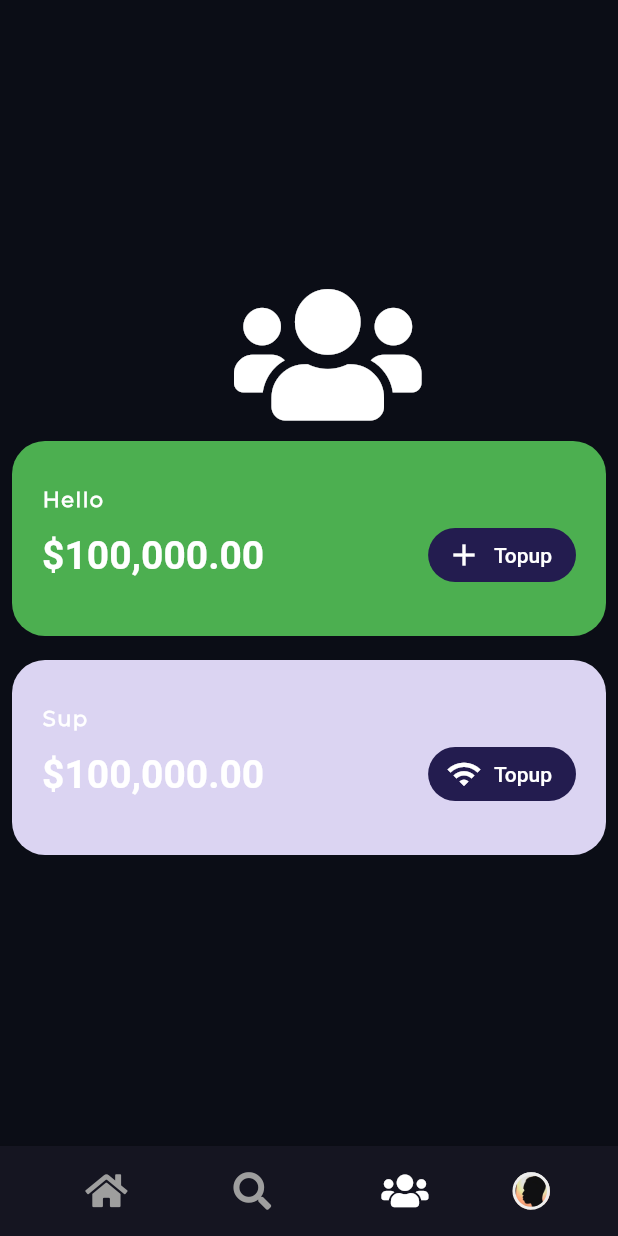
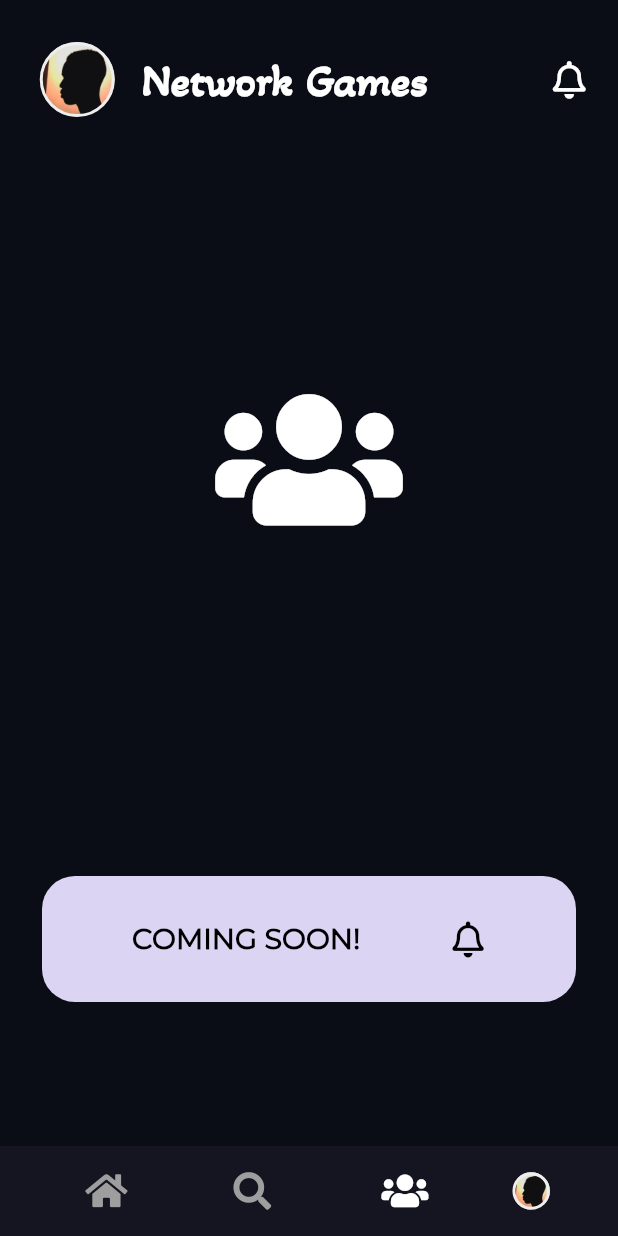
Before and after one commit to theifedayo/our-microservice, a Flutter app: the FriendsNetworkPage screen opened directly, on a phone screen of 412 x 824 dp. Run offline on Flutter 3.47's test engine with Material 2 defaults, Android fonts, the phone set to English and light mode, and no system bars; our stand-ins replace flutter_secure_storage, font_awesome_flutter, logger; missing offline and left inert: slide_popup_dialog; accounts and stored records are empty.

```diff
--- a/our_mobile_app/lib/components/coming_soon_card.dart
+++ b/our_mobile_app/lib/components/coming_soon_card.dart
@@ -1,20 +1,22 @@
 import 'package:flutter/material.dart';
+import 'package:font_awesome_flutter/font_awesome_flutter.dart';
 
 class ComingSoonCard extends StatelessWidget {
-  ComingSoonCard({ this.color, this.cardText, this.cardIcon});
+  ComingSoonCard({ this.color, this.cardText, this.cardIcon, this.mainText});
 
   final Color color;
   final String cardText;
+  final String mainText;
   final Icon cardIcon;
 
 
   @override
   Widget build(BuildContext context) {
     return Padding(
-      padding: const EdgeInsets.all(8.0),
+      padding: const EdgeInsets.all(28.0),
       child: Container(
         //height: 140.0,
-        padding: EdgeInsets.symmetric(horizontal: 20.0, vertical: 30.0),
+        padding: EdgeInsets.symmetric(horizontal: 60.0, vertical: 30.0),
         decoration: BoxDecoration(
           color: color,
           borderRadius: BorderRadius.all(
@@ -22,44 +24,21 @@ class ComingSoonCard extends StatelessWidget {
           ),
         ),
         child: Column(
+
           children: <Widget>[
-            Row(
-              children: <Widget>[
-                Text(
-                  cardText,
-                  style: TextStyle(
-                      color: Colors.white,
-                      letterSpacing: 1,
-                      fontFamily: 'Montserrat',
-                      fontWeight: FontWeight.bold),
-                )
-              ],
-            ),
-            SizedBox(
-              height: 5.0,
-            ),
             Row(
               mainAxisAlignment: MainAxisAlignment.spaceBetween,
               children: <Widget>[
                 Text(
-                  "\$100,000.00",
+                  mainText,
+                  textAlign: TextAlign.center,
                   style: TextStyle(
-                      fontSize: 26.0,
-                      color: Colors.white,
-                      fontWeight: FontWeight.w700),
+                      fontSize: 19.0,
+                      fontFamily: 'Montserrat',
+                      color: Colors.black,
+                      fontWeight: FontWeight.bold),
                 ),
-                FlatButton.icon(
-                  shape: new RoundedRectangleBorder(
-                    borderRadius: new BorderRadius.circular(18.0),
-                  ),
-                  color: Color(0xFF231C4F),
-                  onPressed: () {},
-                  icon: cardIcon,
-                  label: Text(
-                    "Topup",
-                    style: TextStyle(color: Colors.white),
-                  ),
-                )
+                Icon(FontAwesomeIcons.bell, color: Colors.black,)
               ],
             )
           ],
--- a/our_mobile_app/lib/screens/home_page.dart
+++ b/our_mobile_app/lib/screens/home_page.dart
@@ -21,6 +21,7 @@ class _HomePageState extends State<HomePage> {
       body: SafeArea(child: Column(
         children: [
             Row(
+              mainAxisAlignment: MainAxisAlignment.center,
               children: [Padding(
                 padding: const EdgeInsets.symmetric(horizontal: 18.0, vertical: 28),
                 child: GestureDetector(
--- a/our_mobile_app/lib/screens/network.dart
+++ b/our_mobile_app/lib/screens/network.dart
@@ -18,15 +18,54 @@ class _FriendsNetworkPageState extends State<FriendsNetworkPage> {
   Widget build(BuildContext context) {
     return Scaffold(
       body: SafeArea(
-        child: Column(
-          mainAxisAlignment: MainAxisAlignment.center,
-          children: [
-            Icon(FontAwesomeIcons.users, color: Colors.white, size: 100,),
-            ComingSoonCard(color: Colors.green, cardText: 'Hello', cardIcon: Icon(Icons.add),),
-            ComingSoonCard(color: Color(0xFFDBD4F2), cardText: 'Sup', cardIcon: Icon(Icons.wifi),)
-          ],
-        )
-      ),
+        child: ListView(
+
+            // mainAxisAlignment: MainAxisAlignment.center,
+            children: [
+              Row(
+                mainAxisAlignment: MainAxisAlignment.center,
+                  children: [Padding(
+                    padding: const EdgeInsets.symmetric(horizontal: 18.0, vertical: 28),
+                    child: GestureDetector(
+                      onTap: (){
+                        //TODO: This should go to the user's profile
+                      },
+                      child: Container(
+                        width: 50.0,
+                        height: 50.0,
+                        decoration: new BoxDecoration(
+                          color: Colors.grey,
+                          image: new DecorationImage(
+                            image: new AssetImage('images/ifedayo.jpg'),
+                            fit: BoxFit.cover,
+                          ),
+                          borderRadius: new BorderRadius.all(new Radius.circular(50.0)),
+                          border: new Border.all(
+                            color: Colors.grey[200],
+                            width: 2.0,
+                          ),
+
+                        ),
+                      ),
+                    ),
+                  ),
+                    Text('Network Games', textAlign: TextAlign.center, style: TextStyle(
+                      fontFamily: 'Akaya Kanadaka',
+                      fontSize: 30,
+                      fontWeight: FontWeight.bold
+                  ),),
+                    SizedBox(width: 70,), //TODO : Get the size of the screen and minus 30 for the bell space!
+                    IconButton(icon: Icon(FontAwesomeIcons.bell, color: Colors.white,),iconSize: 25, onPressed: null),
+                  ]
+              ),
+              SizedBox(height: 150,),
+              Icon(FontAwesomeIcons.users, color: Colors.white, size: 100,),
+              SizedBox(height: 200,),
+              ComingSoonCard(color: Color(0xFFDBD4F2), mainText: 'COMING SOON!'),
+            ],
+          ),
+        ),
+
       bottomNavigationBar: BottomAppBar(
         color: Color(0xFF151521),
         shape: CircularNotchedRectangle(),
@@ -39,8 +78,7 @@ class _FriendsNetworkPageState extends State<FriendsNetworkPage> {
               mainAxisAlignment: MainAxisAlignment.spaceAround,
               children: <Widget>[
                 IconButton(icon: Icon(FontAwesomeIcons.home, color: Colors.grey,),iconSize: 25, onPressed: (){
-                  Navigator.push(context, MaterialPageRoute(builder: (context)=>HomePage(
-                  )));
+                  Navigator.pushAndRemoveUntil(context, MaterialPageRoute(builder: (context)=>HomePage(),), (route) => false);
                 }),
                 IconButton(icon: Icon(FontAwesomeIcons.search, color: Colors.grey), iconSize: 25, onPressed: null),
                 IconButton(icon: Icon(FontAwesomeIcons.users, color: Colors.white), iconSize: 25, onPressed: null),
--- a/our_mobile_app/lib/screens/profile.dart
+++ b/our_mobile_app/lib/screens/profile.dart
@@ -3,6 +3,7 @@ import 'package:font_awesome_flutter/font_awesome_flutter.dart';
 import 'package:slide_popup_dialog/slide_popup_dialog.dart' as slideDialog;
 import 'package:our_mobile_app/constants.dart';
 import 'home_page.dart';
+import 'network.dart';
 
 
 
@@ -45,11 +46,13 @@ class _ProfilePageState extends State<ProfilePage> {
                 //   )));
                 // }),
                 IconButton(icon: Icon(FontAwesomeIcons.home), color: Colors.grey,iconSize: 25, onPressed: (){
-                  Navigator.push(context, MaterialPageRoute(builder: (context)=>HomePage(
+                  Navigator.pushAndRemoveUntil(context, MaterialPageRoute(builder: (context)=>HomePage(),), (route) => false);
+                }),
+                IconButton(icon: Icon(FontAwesomeIcons.search), color: Colors.grey, iconSize: 25, onPressed: null),
+                IconButton(icon: Icon(FontAwesomeIcons.users),color: Colors.grey, iconSize: 25, onPressed: (){
+                  Navigator.push(context, MaterialPageRoute(builder: (context)=>FriendsNetworkPage(
                   )));
                 }),
-                IconButton(icon: Icon(FontAwesomeIcons.search), color: Colors.grey, iconSize: 25, onPressed: null),
-                IconButton(icon: Icon(FontAwesomeIcons.users),color: Colors.grey, iconSize: 25, onPressed: null),
                 GestureDetector(
                   onTap: (){
                     print("hello");
```
